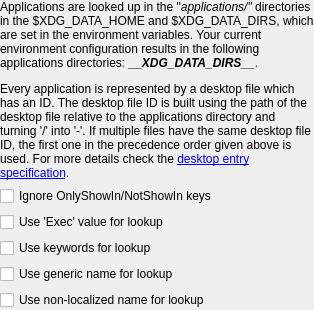
Qt form applications_xdg/src/configwidget.ui (albertlauncher/plugins) before a commit.
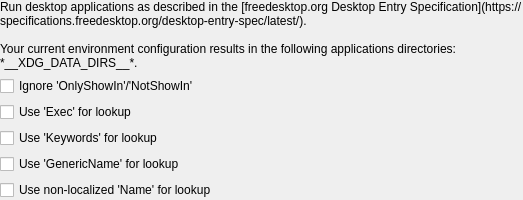
The same form after that commit.

Commit message:
[applications_xdg:9.0]
* iid:0.23
* i18n
* german translation
* Add missing QtConcurrent link library

```diff
--- a/applications_xdg/src/configwidget.ui
+++ b/applications_xdg/src/configwidget.ui
@@ -20,13 +20,9 @@
      <item>
       <widget class="QLabel" name="label">
        <property name="text">
-        <string>&lt;!DOCTYPE HTML PUBLIC &quot;-//W3C//DTD HTML 4.0//EN&quot; &quot;http://www.w3.org/TR/REC-html40/strict.dtd&quot;&gt;
-&lt;html&gt;
-&lt;head&gt;
-&lt;/head&gt;
-&lt;body&gt;
-&lt;p&gt;Applications are looked up in the &amp;quot;&lt;span style=&quot; font-style:italic;&quot;&gt;applications/&amp;quot;&lt;/span&gt; directories in the $XDG_DATA_HOME and $XDG_DATA_DIRS, which are set in the environment variables. Your current environment configuration results in the following applications directories: &lt;span style=&quot; font-weight:600; font-style:italic;&quot;&gt;__XDG_DATA_DIRS__&lt;/span&gt;. &lt;/p&gt;
-&lt;p&gt;Every application is represented by a desktop file which has an ID. The desktop file ID is built using the path of the desktop file relative to the applications directory and turning '/' into '-'. If multiple files have the same desktop file ID, the first one in the precedence order given above is used. For more details check the &lt;a href=&quot;https://specifications.freedesktop.org/desktop-entry-spec/latest/&quot;&gt;desktop entry specification&lt;/a&gt;.&lt;/p&gt;&lt;/body&gt;&lt;/html&gt;</string>
+        <string>Run desktop applications as described in the [freedesktop.org Desktop Entry Specification](https://specifications.freedesktop.org/desktop-entry-spec/latest/).
+
+Your current environment configuration results in the following applications directories: *__XDG_DATA_DIRS__*.</string>
        </property>
        <property name="wordWrap">
         <bool>true</bool>
@@ -45,35 +41,35 @@
        <item>
         <widget class="QCheckBox" name="checkBox_ignoreShowInKeys">
          <property name="text">
-          <string>Ignore OnlyShowIn/NotShowIn keys</string>
+          <string>Ignore 'OnlyShowIn'/'NotShowIn'</string>
          </property>
         </widget>
        </item>
        <item>
         <widget class="QCheckBox" name="checkBox_useExec">
          <property name="text">
-          <string>Use 'Exec' value for lookup</string>
+          <string>Use 'Exec' for lookup</string>
          </property>
         </widget>
        </item>
        <item>
         <widget class="QCheckBox" name="checkBox_useKeywords">
          <property name="text">
-          <string>Use keywords for lookup</string>
+          <string>Use 'Keywords' for lookup</string>
          </property>
         </widget>
        </item>
        <item>
         <widget class="QCheckBox" name="checkBox_useGenericName">
          <property name="text">
-          <string>Use generic name for lookup</string>
+          <string>Use 'GenericName' for lookup</string>
          </property>
         </widget>
        </item>
        <item>
         <widget class="QCheckBox" name="checkBox_useNonLocalizedName">
          <property name="text">
-          <string>Use non-localized name for lookup</string>
+          <string>Use non-localized 'Name' for lookup</string>
          </property>
         </widget>
        </item>
```
The commit also changes 7 other files.
